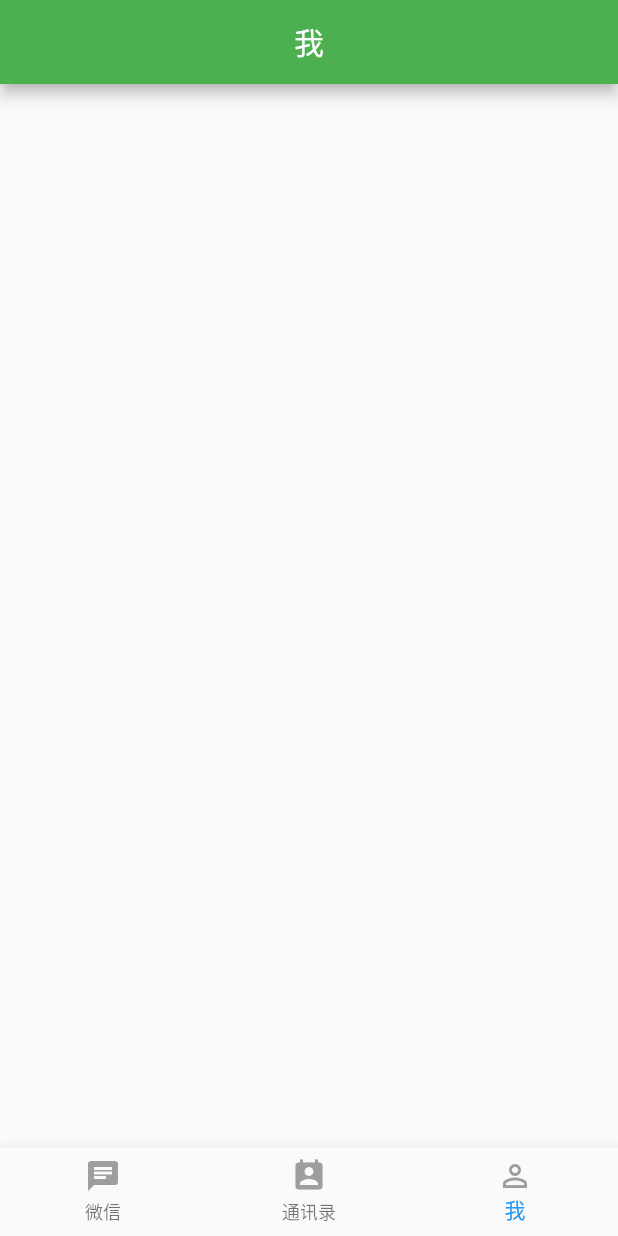
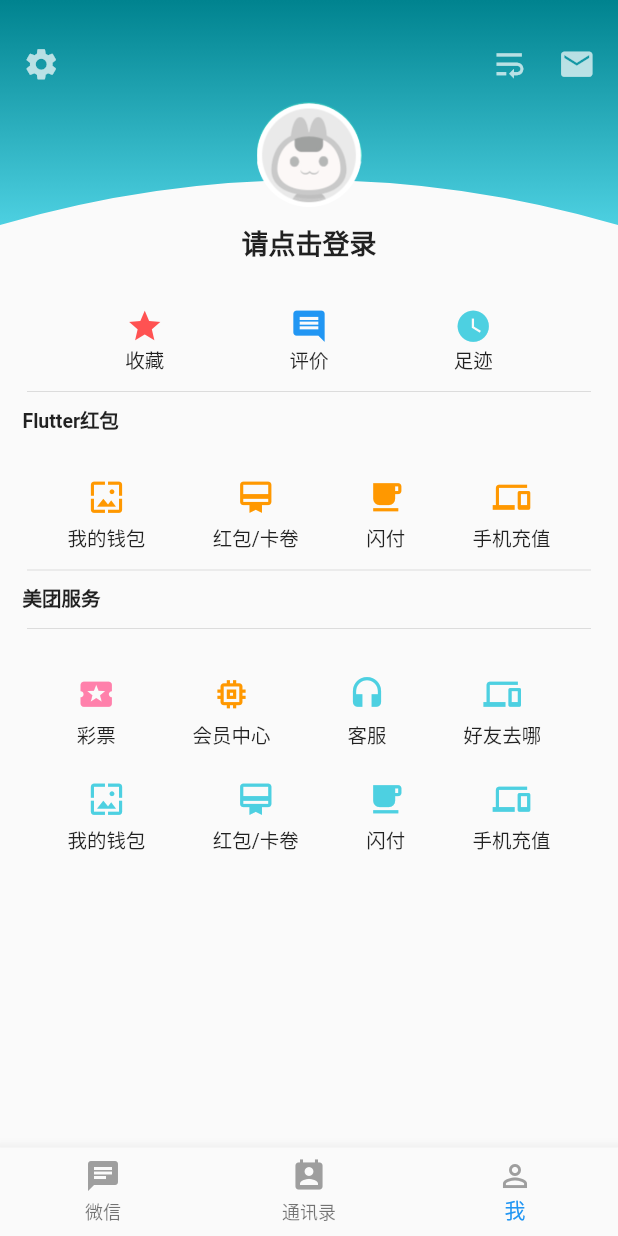
Before and after one commit to xtfgq/flutterappdemo, a Flutter app: the screen it shows after launch, item 3 of the bottom bar chosen, on a phone screen of 412 x 824 dp. Run offline on Flutter 3.47's test engine with Material 2 defaults, Android fonts, the phone set to English and light mode, and no system bars; network calls fail.

Commit message:
加入个人中心弧度效果

```diff
--- a/lib/HomePage.dart
+++ b/lib/HomePage.dart
@@ -1,5 +1,6 @@
 import 'package:flutter/material.dart';
 import 'package:flutter/widgets.dart';
+import 'package:my_flutter_app/person/PersonPage.dart';
 import 'ContactView.dart';
 import 'package:my_flutter_app/MeView.dart';
 import 'ChatView.dart';
@@ -17,7 +18,7 @@ class _HomePage extends State<HomePage> {
   new BottomNavigationBarItem(icon: new Icon(Icons.perm_contact_calendar,color: Colors.grey,),title: new Text("通讯录"),),
   new BottomNavigationBarItem(icon: new Icon(Icons.perm_identity,color: Colors.grey),title: new Text("我"),),
   ];
-  final List<StatefulWidget> vcSet = [new ChatView(),new ContactView(),new MeView()];
+  final List<StatefulWidget> vcSet = [new ChatView(),new ContactView(),new PersonPager()];
   int _sindex=0;
   @override
   Widget build(BuildContext context) {
--- /dev/null
+++ b/lib/person/PersonPage.dart
@@ -0,0 +1,352 @@
+
+import 'package:flutter/material.dart';
+import 'package:my_flutter_app/person/view/ArcBannerImage.dart';
+class PersonPager extends StatefulWidget {
+  @override
+  State<StatefulWidget> createState() {
+    return new _PersonPagerState();
+  }
+}
+class _PersonPagerState extends State<PersonPager> {
+  @override
+  Widget build(BuildContext context) {
+    // TODO: implement build
+    return new Scaffold(
+//        appBar: AppBar(
+//          title: Text('我'),
+//          centerTitle:true,
+//        ),
+      body:ListView(
+        children: <Widget>[
+          new Container(
+            child: Stack(
+              alignment: Alignment(0.0, 1.0),
+              children: [
+                Padding(
+                  padding: const EdgeInsets.only(bottom: 25.0),
+                  child: ArcBannerImage('images/haha.png'),
+
+                ),
+                Positioned(
+                  bottom: 0.0,
+                  left: 16.0,
+                  right: 16.0,
+                  child: Row(
+                    crossAxisAlignment: CrossAxisAlignment.center,
+                    mainAxisAlignment: MainAxisAlignment.center,
+                    children: [
+                      Container(
+                        child: Column(
+                          children: <Widget>[
+                            Image.asset(
+                              'images/my_header.png',
+                              width: 70.0,
+                              height: 70.0,
+                            ),
+                            Container(
+                              margin: new EdgeInsets.only(top: 10.0),
+                              child: Dismissible(
+                                key: Key('a'),
+                                direction: DismissDirection.vertical,
+                                resizeDuration: Duration(milliseconds: 200),
+                                child: new Text(
+                                  '请点击登录',
+                                  style: TextStyle(
+                                      fontSize: 18.0,
+                                      fontWeight: FontWeight.bold),
+                                  key: Key('a'),
+                                ),
+                              ),
+                            ),
+                          ],
+                        ),
+                      ),
+                    ],
+                  ),
+                ),
+              ],
+            ),
+          ),
+          //第二个部分
+          Container(
+            margin: new EdgeInsets.only(top: 30.0, bottom: 1.0),
+            child: new Row(
+              crossAxisAlignment: CrossAxisAlignment.center,
+              mainAxisAlignment: MainAxisAlignment.spaceEvenly,
+              children: <Widget>[
+                Column(
+                  children: <Widget>[
+                    Icon(
+                      Icons.star,
+                      color: Colors.redAccent,
+                      size: 25.0,
+                    ),
+                    Container(
+                      child: Text(
+                        '收藏',
+                        style: TextStyle(fontSize: 13.0),
+                      ),
+                    ),
+                  ],
+                ),
+                Column(
+                  children: <Widget>[
+                    Icon(
+                      Icons.comment,
+                      color: Colors.blue,
+                      size: 25.0,
+                    ),
+                    Container(
+                      child: Text('评价', style: TextStyle(fontSize: 13.0)),
+                    ),
+                  ],
+                ),
+                Column(
+                  children: <Widget>[
+                    Icon(
+                      Icons.watch_later,
+                      color: Color(0xFF4DD0E1),
+                      size: 25.0,
+                    ),
+                    Container(
+                      child: Text('足迹', style: TextStyle(fontSize: 13.0)),
+                    ),
+                  ],
+                ),
+              ],
+            ),
+          ),
+          Container(
+            child: Divider(
+              color: Colors.black12,
+              height: 2.0,
+            ),
+            margin: new EdgeInsets.only(left: 18.0, right: 18.0, top: 10.0),
+          ),
+          Container(
+            child: Text(
+              'Flutter红包',
+              style: TextStyle(fontWeight: FontWeight.bold, fontSize: 13.0),
+            ),
+            margin: new EdgeInsets.only(left: 15.0, top: 8.0),
+          ),
+          //第四个部分
+          Container(
+            margin: new EdgeInsets.only(top: 30.0, bottom: 1.0),
+            child: new Row(
+              crossAxisAlignment: CrossAxisAlignment.center,
+              mainAxisAlignment: MainAxisAlignment.spaceEvenly,
+              children: <Widget>[
+                Column(
+                  children: <Widget>[
+                    Icon(
+                      Icons.wallpaper,
+                      color: Colors.orange,
+                      size: 25.0,
+                    ),
+                    Container(
+                      margin: new EdgeInsets.only(top: 5.0),
+                      child: Text('我的钱包', style: TextStyle(fontSize: 13.0)),
+                    ),
+                  ],
+                ),
+                Column(
+                  children: <Widget>[
+                    Icon(
+                      Icons.card_membership,
+                      color: Colors.orange,
+                      size: 25.0,
+                    ),
+                    Container(
+                      margin: new EdgeInsets.only(top: 5.0),
+                      child: Text(
+                        '红包/卡卷',
+                        style: TextStyle(fontSize: 13.0),
+                      ),
+                    ),
+                  ],
+                ),
+                Column(
+                  children: <Widget>[
+                    Icon(
+                      Icons.free_breakfast,
+                      color: Colors.orange,
+                      size: 25.0,
+                    ),
+                    Container(
+                      margin: new EdgeInsets.only(top: 5.0),
+                      child: Text('闪付', style: TextStyle(fontSize: 13.0)),
+                    ),
+                  ],
+                ),
+                Column(
+                  children: <Widget>[
+                    Icon(
+                      Icons.phonelink,
+                      color: Colors.orange,
+                      size: 25.0,
+                    ),
+                    Container(
+                      margin: new EdgeInsets.only(top: 5.0),
+                      child: Text('手机充值', style: TextStyle(fontSize: 13.0)),
+                    ),
+                  ],
+                ),
+              ],
+            ),
+          ),
+          Container(
+            child: Divider(
+              color: Colors.black12,
+              height: 2.0,
+            ),
+            margin: new EdgeInsets.only(left: 18.0, right: 18.0, top: 10.0),
+          ),
+
+          Container(
+            child: Text(
+              '美团服务',
+              style: TextStyle(fontWeight: FontWeight.bold, fontSize: 13.0),
+            ),
+            margin: new EdgeInsets.only(left: 15.0, top: 8.0),
+          ),
+          Container(
+            child: Divider(
+              color: Colors.black12,
+              height: 2.0,
+            ),
+            margin: new EdgeInsets.only(left: 18.0, right: 18.0, top: 10.0),
+          ),
+          Container(
+            margin: new EdgeInsets.only(top: 30.0, bottom: 1.0),
+            child: new Row(
+              crossAxisAlignment: CrossAxisAlignment.center,
+              mainAxisAlignment: MainAxisAlignment.spaceEvenly,
+              children: <Widget>[
+                Column(
+                  children: <Widget>[
+                    Icon(
+                      Icons.local_play,
+                      color: Color(0xFFFF80AB),
+                      size: 25.0,
+                    ),
+                    Container(
+                      margin: new EdgeInsets.only(top: 5.0),
+                      child: Text('彩票', style: TextStyle(fontSize: 13.0)),
+                    ),
+                  ],
+                ),
+                Column(
+                  children: <Widget>[
+                    Icon(
+                      Icons.memory,
+                      color: Colors.orange,
+                      size: 25.0,
+                    ),
+                    Container(
+                      margin: new EdgeInsets.only(top: 5.0),
+                      child: Text(
+                        '会员中心',
+                        style: TextStyle(fontSize: 13.0),
+                      ),
+                    ),
+                  ],
+                ),
+                Column(
+                  children: <Widget>[
+                    Icon(
+                      Icons.headset,
+                      color: Color(0xFF4DD0E1),
+                      size: 25.0,
+                    ),
+                    Container(
+                      margin: new EdgeInsets.only(top: 5.0),
+                      child: Text('客服', style: TextStyle(fontSize: 13.0)),
+                    ),
+                  ],
+                ),
+                Column(
+                  children: <Widget>[
+                    Icon(
+                      Icons.phonelink,
+                      color: Color(0xFF4DD0E1),
+                      size: 25.0,
+                    ),
+                    Container(
+                      margin: new EdgeInsets.only(top: 5.0),
+                      child: Text('好友去哪', style: TextStyle(fontSize: 13.0)),
+                    ),
+                  ],
+                ),
+              ],
+            ),
+          ),
+          Container(
+            margin: new EdgeInsets.only(top: 20.0, bottom: 35.0),
+            child: new Row(
+              crossAxisAlignment: CrossAxisAlignment.center,
+              mainAxisAlignment: MainAxisAlignment.spaceEvenly,
+              children: <Widget>[
+                Column(
+                  children: <Widget>[
+                    Icon(
+                      Icons.wallpaper,
+                      color: Color(0xFF4DD0E1),
+                      size: 25.0,
+                    ),
+                    Container(
+                      margin: new EdgeInsets.only(top: 5.0),
+                      child: Text('我的钱包', style: TextStyle(fontSize: 13.0)),
+                    ),
+                  ],
+                ),
+                Column(
+                  children: <Widget>[
+                    Icon(
+                      Icons.card_membership,
+                      color: Color(0xFF4DD0E1),
+                      size: 25.0,
+                    ),
+                    Container(
+                      margin: new EdgeInsets.only(top: 5.0),
+                      child: Text(
+                        '红包/卡卷',
+                        style: TextStyle(fontSize: 13.0),
+                      ),
+                    ),
+                  ],
+                ),
+                Column(
+                  children: <Widget>[
+                    Icon(
+                      Icons.free_breakfast,
+                      color: Color(0xFF4DD0E1),
+                      size: 25.0,
+                    ),
+                    Container(
+                      margin: new EdgeInsets.only(top: 5.0),
+                      child: Text('闪付', style: TextStyle(fontSize: 13.0)),
+                    ),
+                  ],
+                ),
+                Column(
+                  children: <Widget>[
+                    Icon(
+                      Icons.phonelink,
+                      color: Color(0xFF4DD0E1),
+                      size: 25.0,
+                    ),
+                    Container(
+                      margin: new EdgeInsets.only(top: 5.0),
+                      child: Text('手机充值', style: TextStyle(fontSize: 13.0)),
+                    ),
+                  ],
+                ),
+              ],
+            ),
+          ),
+        ],
+      ),);
+  }
+
+}
--- /dev/null
+++ b/lib/person/view/ArcBannerImage.dart
@@ -0,0 +1,80 @@
+import 'package:flutter/material.dart';
+class ArcBannerImage extends StatelessWidget {
+  ArcBannerImage(this.imageUrl);
+
+  final String imageUrl;
+
+  @override
+  Widget build(BuildContext context) {
+    var screenWidth = MediaQuery.of(context).size.width;
+
+    return ClipPath(
+      clipper: ArcClipper(),
+      child: Container(
+        padding: new EdgeInsets.only(left: 15.0, right: 15.0, top: 30.0),
+        child: new Row(
+          crossAxisAlignment: CrossAxisAlignment.start,
+          mainAxisAlignment: MainAxisAlignment.spaceBetween,
+          children: <Widget>[
+            Icon(Icons.settings, color: Colors.white70, size: 25.0),
+            Container(
+              child: new Row(
+                crossAxisAlignment: CrossAxisAlignment.end,
+                mainAxisAlignment: MainAxisAlignment.spaceBetween,
+                children: <Widget>[
+                  Container(
+                    child: Icon(
+                      Icons.wrap_text,
+                      color: Colors.white70,
+                      size: 25.0,
+                    ),
+                  ),
+                  Container(
+                    margin: new EdgeInsets.only(left: 20.0),
+                    child: Icon(Icons.email,
+                        color: Colors.white70, size: 25.0),
+                  ),
+                ],
+              ),
+            ),
+          ],
+        ),
+        width: screenWidth,
+        height: 150.0,
+        decoration: new BoxDecoration(
+          color: Colors.blue,
+          gradient: new LinearGradient(
+            begin: const FractionalOffset(0.5, 0.0),
+            end: const FractionalOffset(0.5, 1.0),
+            colors: <Color>[Color(0xFF00838F), Color(0xFF4DD0E1)],
+          ),
+        ),
+      ),
+    );
+  }
+}
+
+class ArcClipper extends CustomClipper<Path> {
+  @override
+  Path getClip(Size size) {
+    var path = Path();
+    path.lineTo(0.0, size.height);
+    var firstControlPoint = Offset(size.width / 4, size.height - 30);
+    var firstPoint = Offset(size.width / 2, size.height - 30);
+    path.quadraticBezierTo(firstControlPoint.dx, firstControlPoint.dy,
+        firstPoint.dx, firstPoint.dy);
+
+    var secondControlPoint =
+    Offset(size.width - (size.width / 4), size.height - 30);
+    var secondPoint = Offset(size.width, size.height);
+    path.quadraticBezierTo(secondControlPoint.dx, secondControlPoint.dy,
+        secondPoint.dx, secondPoint.dy);
+
+    path.lineTo(size.width, 0.0);
+    path.close();
+    return path;
+  }
+
+  @override
+  bool shouldReclip(CustomClipper<Path> oldClipper) => false;
+}
--- a/pubspec.yaml
+++ b/pubspec.yaml
@@ -42,6 +42,9 @@ flutter:
   # To add assets to your application, add an assets section, like this:
   assets:
    - images/welcome.png
+   - images/header_my.png
+   - images/haha.png
+   - images/my_header.png
   #  - images/a_dot_ham.jpeg
 
   # An image asset can refer to one or more resolution-specific "variants", see
```
Also changed, not shown: images/haha.png (added), images/header_my.png (added), images/my_header.png (added).
